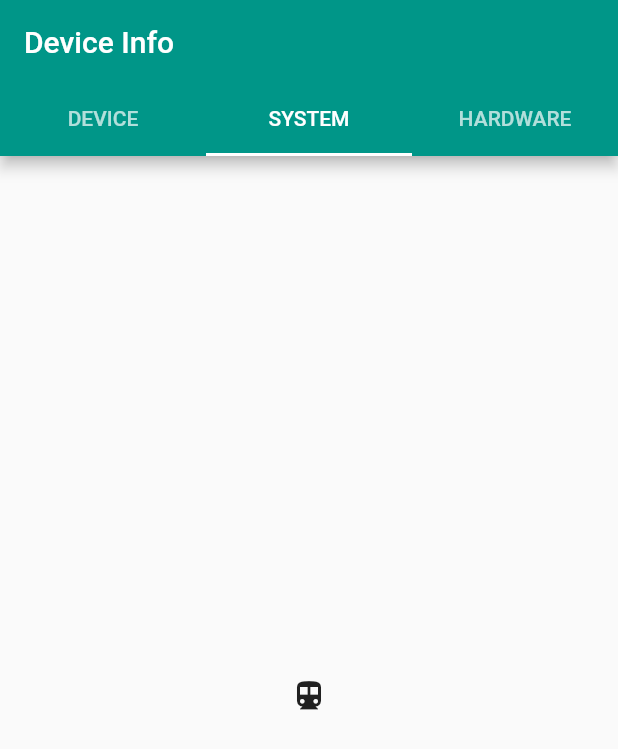
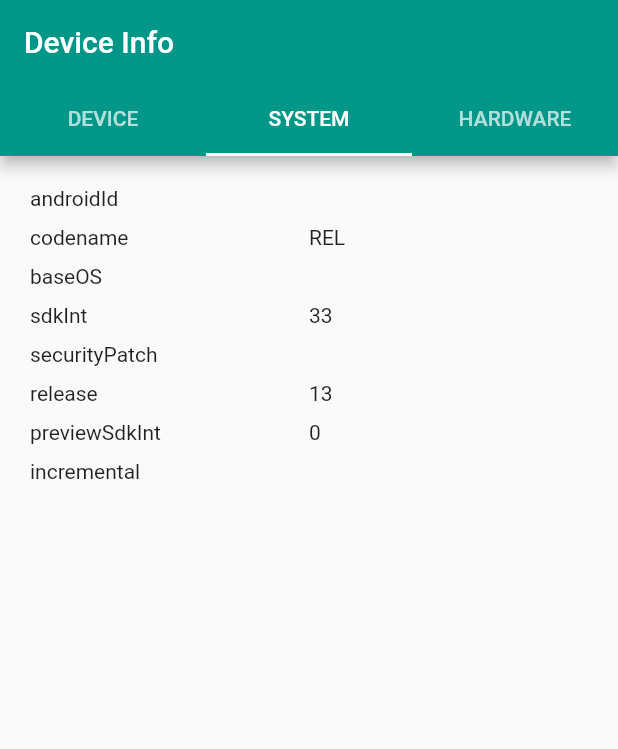
Before and after one commit to nurseiit/mobile-computing-f20, a Flutter app: the screen it shows after launch, tab 2 chosen, on a phone screen of 412 x 824 dp. Shown: the top 749 px of the screen. Run offline on Flutter 3.47's test engine with Material 2 defaults, Android fonts, the phone set to English and light mode, and no system bars; our stand-ins replace device_info.

Commit message:
✨ Implement System Tab

```diff
--- a/assignment_1_device_info/lib/main.dart
+++ b/assignment_1_device_info/lib/main.dart
@@ -1,6 +1,6 @@
+import 'package:assignment_device_info/device_tab.dart';
+import 'package:assignment_device_info/system_tab.dart';
 import 'package:flutter/material.dart';
-
-import 'package:assignment_device_info/device_tab.dart';
 
 void main() {
   runApp(DeviceInfo());
@@ -43,7 +43,7 @@ class HomePage extends StatelessWidget {
         body: TabBarView(
           children: [
             DeviceTab(),
-            Icon(Icons.directions_transit),
+            SystemTab(),
             Icon(Icons.directions_bike),
           ],
         ),
--- /dev/null
+++ b/assignment_1_device_info/lib/system_tab.dart
@@ -0,0 +1,60 @@
+import 'package:device_info/device_info.dart';
+import 'package:flutter/material.dart';
+
+class SystemTab extends StatefulWidget {
+  @override
+  _SystemTabState createState() => _SystemTabState();
+}
+
+class _SystemTabState extends State<SystemTab> {
+  static final DeviceInfoPlugin deviceInfoPlugin = DeviceInfoPlugin();
+
+  Map<String, dynamic> _deviceData = <String, dynamic>{};
+
+  @override
+  void initState() {
+    super.initState();
+    initDeviceInfo();
+  }
+
+  Future<void> initDeviceInfo() async {
+    final AndroidDeviceInfo build = await deviceInfoPlugin.androidInfo;
+    setState(() {
+      _deviceData = <String, dynamic>{
+        'androidId': build.androidId,
+        'codename': build.version.codename,
+        'baseOS': build.version.baseOS,
+        'sdkInt': build.version.sdkInt,
+        'securityPatch': build.version.securityPatch,
+        'release': build.version.release,
+        'previewSdkInt': build.version.previewSdkInt,
+        'incremental': build.version.incremental,
+      };
+    });
+  }
+
+  @override
+  Widget build(BuildContext context) {
+    return Container(
+      padding: const EdgeInsets.fromLTRB(20.0, 20.0, 20.0, 0.0),
+      child: Table(
+        children: _deviceData.keys
+            .map(
+              (property) => TableRow(
+                children: [
+                  Padding(
+                    child: Text(property),
+                    padding: const EdgeInsets.only(bottom: 10.0),
+                  ),
+                  Padding(
+                    child: Text('${_deviceData[property]}'),
+                    padding: const EdgeInsets.only(bottom: 10.0),
+                  ),
+                ],
+              ),
+            )
+            .toList(),
+      ),
+    );
+  }
+}
```
